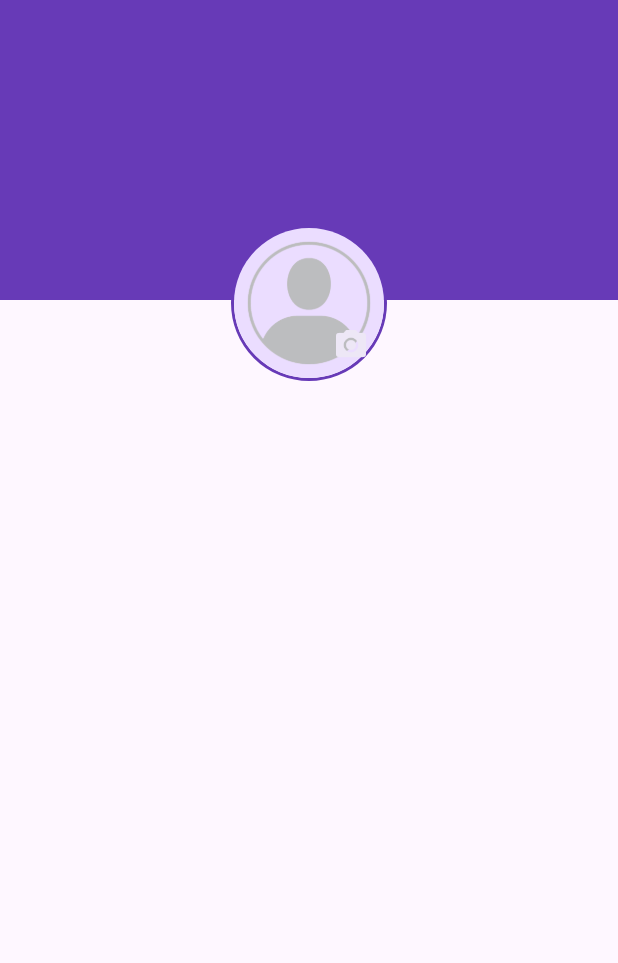
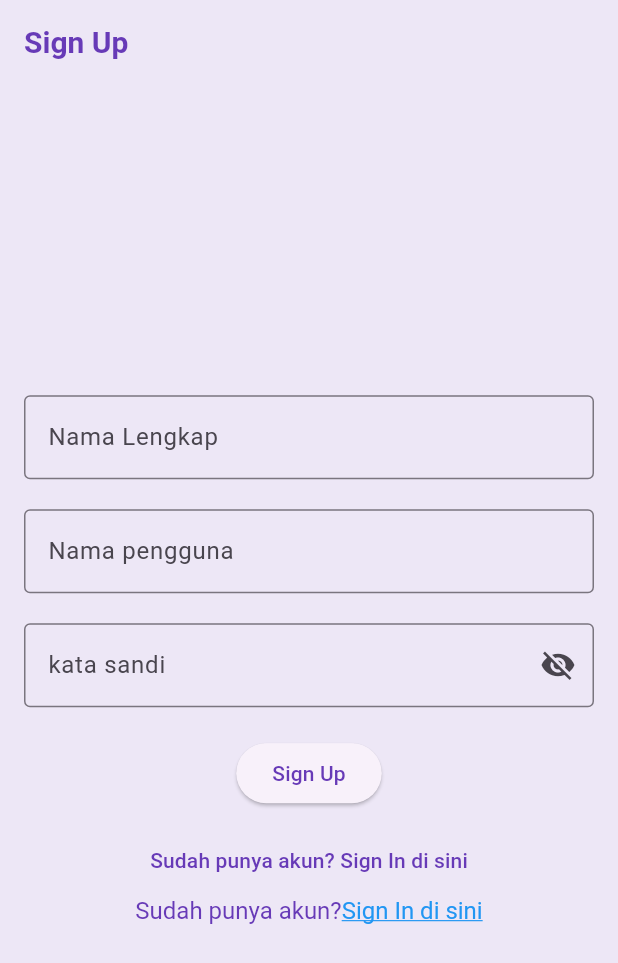
Before and after one commit to MGilangSeftian/Project-wisata-candi-PAB1, a Flutter app: the screen it shows after launch, on a phone screen of 412 x 824 dp. Shown: the top 963 px of the screen. Run offline on Flutter 3.47's test engine with Material 3 defaults, Android fonts, the phone set to English and light mode, and no system bars.

Commit message:
sign in dan sign up
pertemuan Widget Dasar Flutter 4

```diff
--- a/wisata_candi/lib/main.dart
+++ b/wisata_candi/lib/main.dart
@@ -1,7 +1,9 @@
 import 'package:flutter/material.dart';
 import 'package:wisata_candi/data/candi_data.dart';
+import 'package:wisata_candi/screens/sign_in_screen.dart';
 import 'package:wisata_candi/screens/detail_screen.dart';
 import 'package:wisata_candi/screens/profile_screen.dart';
+import 'package:wisata_candi/screens/sign_up_screen.dart';
 
 
 
@@ -18,11 +20,25 @@ class MyApp extends StatelessWidget {
     return MaterialApp(
       title: 'Wisata Candi',
       theme: ThemeData(
-        colorScheme: ColorScheme.fromSeed(seedColor: Colors.deepPurple),
+        appBarTheme: const AppBarTheme(
+          iconTheme: IconThemeData(color: Colors.deepPurple),
+          titleTextStyle: TextStyle(
+            color: Colors.deepPurple,
+            fontSize: 20,
+            fontWeight: FontWeight.bold,
+          ),
+        ),
+        colorScheme:
+        ColorScheme.fromSeed(seedColor: Colors.deepPurple).copyWith(
+          primary: Colors.deepPurple,
+          surface: Colors.deepPurple[50],
+        ),
         useMaterial3: true,
       ),
-      home: ProfileScreen(),
+      // home: ProfileScreen(),
       // home: DetailScreen(candi: candiList[0]),
+      // home: SignInScreen(),
+      home: SignUpScreen(),
     );
   }
 }
--- /dev/null
+++ b/wisata_candi/lib/screens/sign_up_screen.dart
@@ -0,0 +1,114 @@
+import 'package:flutter/material.dart';
+import 'package:flutter/gestures.dart';
+
+class SignUpScreen extends StatefulWidget {
+  const SignUpScreen({super.key});
+
+
+
+  @override
+  State<SignUpScreen> createState() => _SignUpScreenState();
+}
+
+class _SignUpScreenState extends State<SignUpScreen> {
+
+  // TODO:1. Deklarasikan variabel
+  final TextEditingController _Namalengkapcontroller = TextEditingController();
+
+  final TextEditingController _usernamecontroller = TextEditingController();
+
+  final TextEditingController _passwordcontroller = TextEditingController();
+
+  String _errorText = '';
+
+  bool _isSignedIn = false;
+
+  bool _obscurePassword = true;
+  @override
+  Widget build(BuildContext context) {
+    return  Scaffold(
+      //   TODO: 2. pasang appbar
+      appBar: AppBar(title: Text('Sign Up'),),
+      //   TODO: 3. Pasang body
+      body: Center(
+        child: SingleChildScrollView(
+          child: Padding(
+            padding: const EdgeInsets.all(16),
+            child: Form(
+                child: Column(
+                  // TODO:4 ATUR MAINXISALIGNMENT DAN CROSSASISALIGNMENT
+                  mainAxisAlignment: MainAxisAlignment.center,
+                  crossAxisAlignment: CrossAxisAlignment.center,
+                  children: [
+                    TextFormField(
+                      controller: _Namalengkapcontroller,
+                      decoration: InputDecoration(
+                        labelText: "Nama Lengkap",
+                        border: OutlineInputBorder(),
+                      ),
+                    ),
+                    SizedBox(height: 20,),
+                    //   Todo:5. pasang textformfield nama pengguna
+                    TextFormField(
+                      controller: _usernamecontroller,
+                      decoration: InputDecoration(
+                        labelText: "Nama pengguna",
+                        border: OutlineInputBorder(),
+                      ),
+                    ),
+                    //   TODO 6. Pasang textform kata sandi
+                    SizedBox(height: 20,),
+                    TextFormField(
+                      controller: _passwordcontroller,
+                      decoration: InputDecoration(
+                        labelText: "kata sandi",
+                        errorText: _errorText.isNotEmpty ? _errorText : null,
+                        border: OutlineInputBorder(),
+                        suffixIcon: IconButton(
+                          onPressed: (){
+                            setState(() {
+                              _obscurePassword = !_obscurePassword;
+                            });
+                          },
+                          icon: Icon(
+                            _obscurePassword ? Icons.visibility_off
+                                :Icons.visibility,
+                          ),),
+                      ),
+                      obscureText: _obscurePassword,
+                    ),
+                    //   Todo 7. pasang elevated sign in
+                    SizedBox(height: 20,),
+                    ElevatedButton(
+                        onPressed: (){},
+                        child: Text("Sign Up")),
+                    //   TODO 8. PASANG TEXT BUTTON SIGN UP
+                    SizedBox(height: 10,),
+                    TextButton(
+                        onPressed: (){},
+                        child: Text("Sudah punya akun? Sign In di sini")),
+                    RichText(
+                        text: TextSpan(
+                          text: "Sudah punya akun?",
+                          style: TextStyle(fontSize: 16, color: Colors.deepPurple),
+                          children: <TextSpan>[
+                            TextSpan(
+                              text: "Sign In di sini",
+                              style: TextStyle(
+                                  color: Colors.blue,
+                                  decoration: TextDecoration.underline,
+                                  fontSize: 16
+                              ),
+                              recognizer: TapGestureRecognizer()
+                                ..onTap = (){},
+                            ),
+                          ],
+                        )),
+                  ],
+                )),
+          ),
+        ),
+      ),
+    );
+  }
+}
```
Also changed, not shown: wisata_candi/lib/screens/sign_in_screen.dart (added, +103 -0 lines).
